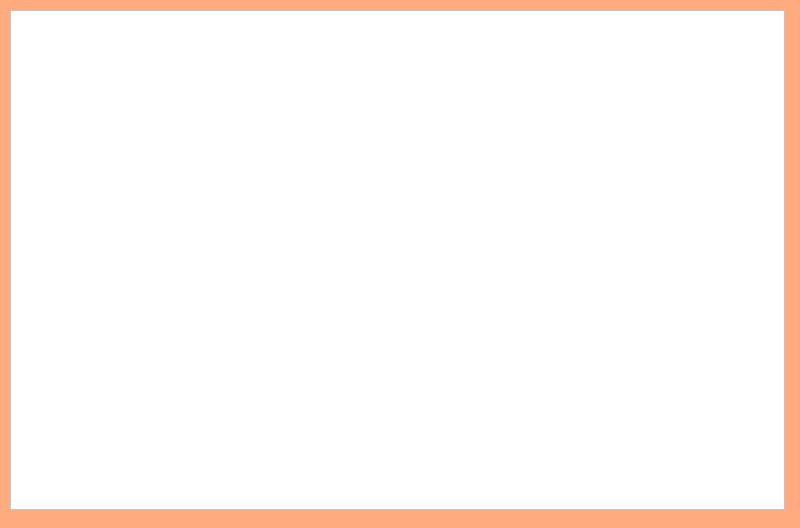
Wolkabout/offset-printing-machine-simulator-application, file modbus-application/logs.ui: the form before one commit.
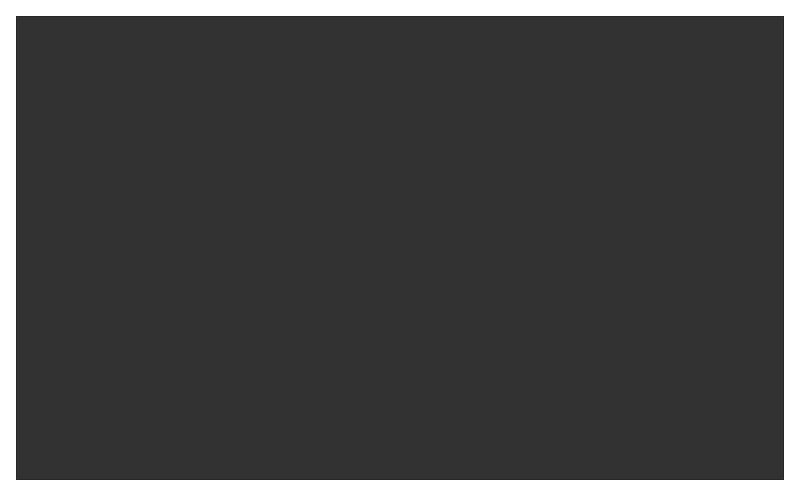
The form after the commit.

Commit message: Logs window

Patch:
```diff
--- a/modbus-application/logs.ui
+++ b/modbus-application/logs.ui
@@ -7,26 +7,32 @@
     <x>0</x>
     <y>0</y>
     <width>800</width>
-    <height>528</height>
+    <height>480</height>
    </rect>
   </property>
   <property name="windowTitle">
    <string>Frame</string>
   </property>
   <property name="styleSheet">
-   <string notr="true">background-color:  rgb(255, 170, 127);</string>
+   <string notr="true">background-color:  white;</string>
   </property>
   <widget class="QPlainTextEdit" name="logs">
    <property name="geometry">
     <rect>
-     <x>10</x>
-     <y>10</y>
-     <width>775</width>
-     <height>500</height>
+     <x>16</x>
+     <y>16</y>
+     <width>768</width>
+     <height>464</height>
     </rect>
    </property>
    <property name="styleSheet">
-    <string notr="true">background-color: white; color: black;</string>
+    <string notr="true">background-color: #323232; color: white; padding: 16px;</string>
+   </property>
+   <property name="verticalScrollBarPolicy">
+    <enum>Qt::ScrollBarAsNeeded</enum>
+   </property>
+   <property name="horizontalScrollBarPolicy">
+    <enum>Qt::ScrollBarAlwaysOff</enum>
    </property>
    <property name="readOnly">
     <bool>true</bool>
```
The commit also changes 3 other files.
